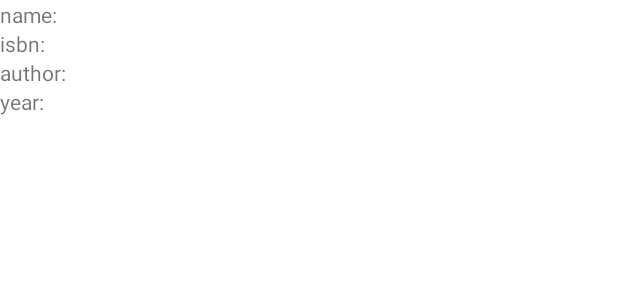
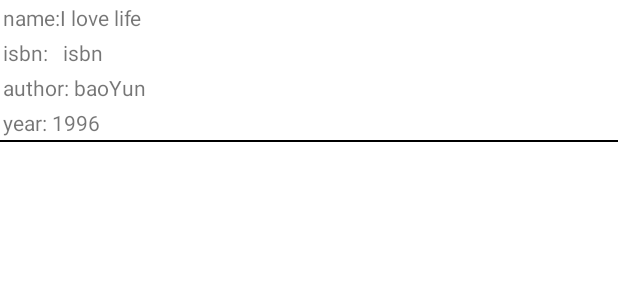
Before and after one commit to YunniWeng/BookManagment, an Android app: the layout item_rv.xml on its own in the app's theme, with its tools: preview values and no code run, on a phone screen of 412 x 824 dp. Shown: the top 300 px of the screen. Run offline under Robolectric (Android 15) with nearby library versions, the phone set to English and light mode, and no system bars.

Commit message:
baoyun
chang ui

```diff
--- a/app/src/main/res/layout/activity_main.xml
+++ b/app/src/main/res/layout/activity_main.xml
@@ -125,7 +125,9 @@
         android:layout_height="match_parent"
         android:layout_marginTop="10dp"
         android:scrollbars="vertical"
-        app:layoutManager="androidx.recyclerview.widget.LinearLayoutManager" />
+        app:layoutManager="androidx.recyclerview.widget.LinearLayoutManager"
+        tools:itemCount="3"
+        tools:listitem="@layout/item_rv"/>
 
 
 </LinearLayout>
--- a/app/src/main/res/layout/item_rv.xml
+++ b/app/src/main/res/layout/item_rv.xml
@@ -1,12 +1,14 @@
 <?xml version="1.0" encoding="utf-8"?>
 <LinearLayout xmlns:android="http://schemas.android.com/apk/res/android"
+    xmlns:tools="http://schemas.android.com/tools"
     android:layout_width="match_parent"
     android:layout_height="wrap_content"
     android:orientation="vertical">
 
     <LinearLayout
         android:layout_width="match_parent"
-        android:layout_height="wrap_content">
+        android:layout_height="wrap_content"
+        android:padding="2dp">
         <TextView
             android:layout_width="wrap_content"
             android:layout_height="wrap_content"
@@ -14,10 +16,12 @@
         <TextView
             android:id="@+id/name"
             android:layout_width="match_parent"
+            tools:text="I love life"
             android:layout_height="wrap_content"/>
     </LinearLayout>
     <LinearLayout
         android:layout_width="match_parent"
+        android:padding="2dp"
         android:layout_height="wrap_content">
         <TextView
             android:layout_width="wrap_content"
@@ -26,10 +30,12 @@
         <TextView
             android:id="@+id/isbn"
             android:layout_width="match_parent"
+            tools:text="   isbn"
             android:layout_height="wrap_content"/>
     </LinearLayout>
     <LinearLayout
         android:layout_width="match_parent"
+        android:padding="2dp"
         android:layout_height="wrap_content">
         <TextView
             android:layout_width="wrap_content"
@@ -38,10 +44,12 @@
         <TextView
             android:id="@+id/author"
             android:layout_width="match_parent"
+            tools:text=" baoYun"
             android:layout_height="wrap_content"/>
     </LinearLayout>
     <LinearLayout
         android:layout_width="match_parent"
+        android:padding="2dp"
         android:layout_height="wrap_content">
         <TextView
             android:layout_width="wrap_content"
@@ -49,7 +57,12 @@
             android:text="year:"/>
         <TextView
             android:id="@+id/year"
+            tools:text=" 1996"
             android:layout_width="match_parent"
             android:layout_height="wrap_content"/>
     </LinearLayout>
+    <View
+        android:layout_width="match_parent"
+        android:layout_height="1dp"
+        android:background="@color/black"/>
 </LinearLayout>
```
